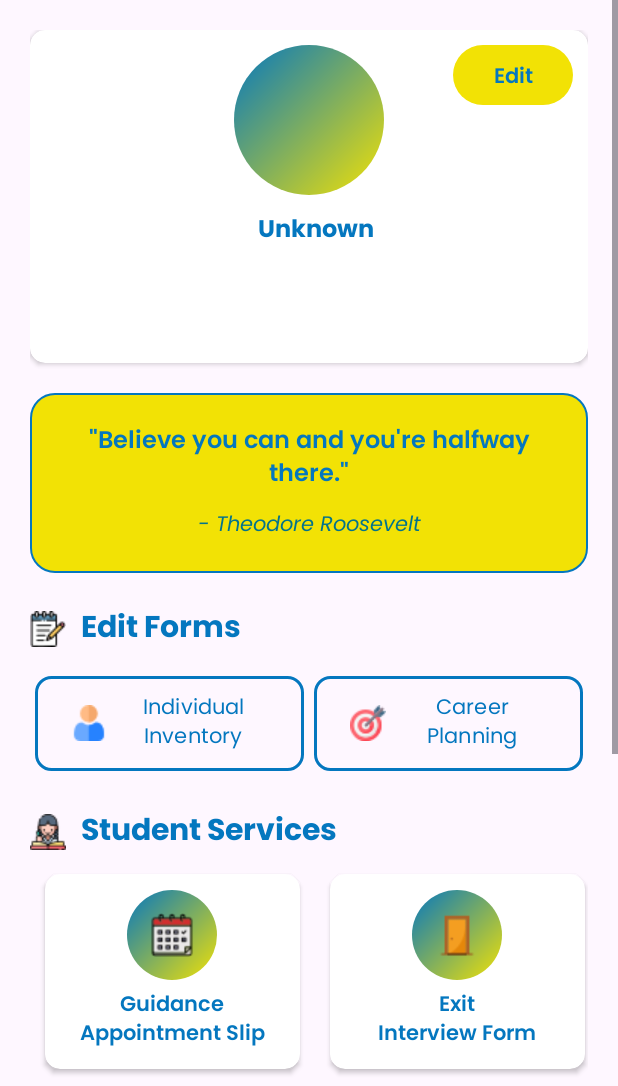
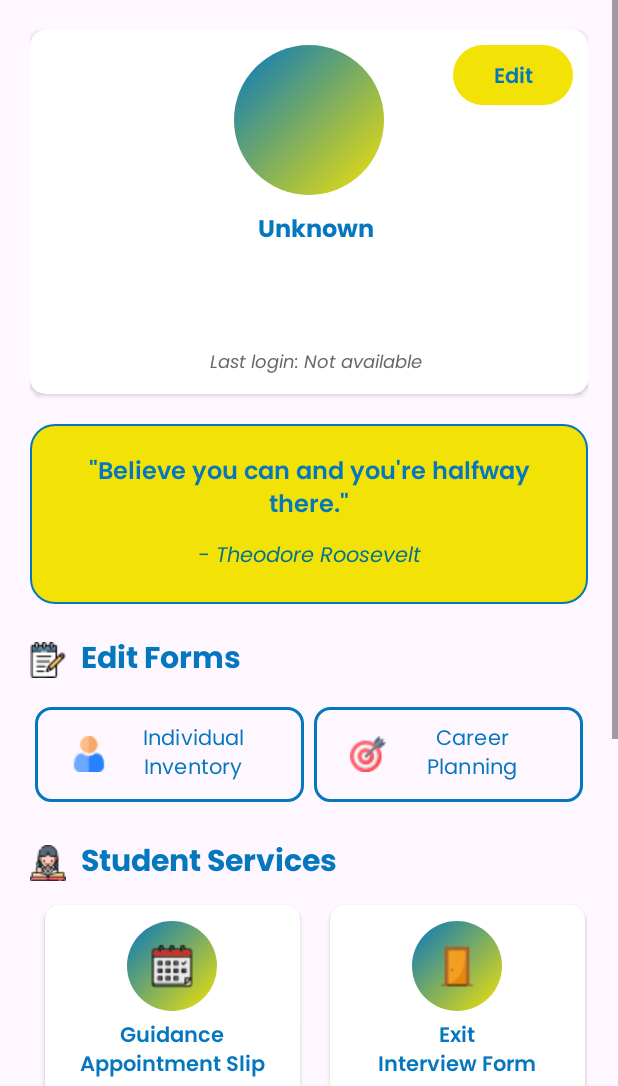
Before and after one commit to mrcandrs/STITarlacGuidanceApp, an Android app: the StudentDashboardActivity screen opened directly, with no data from a screen before it, on a phone screen of 412 x 824 dp, the part 150-1236 px from its top. Run offline under Robolectric (Android 15) with nearby library versions, the phone set to English and light mode, and no system bars; libraries missing offline, so code that uses them is left out: com.github.dhaval2404.imagepicker; pictures from the network do not load.

Commit message:
Added last login function in StudentDashboardActivity

```diff
--- a/app/src/main/java/com/example/stitarlacguidanceapp/Activities/StudentDashboardActivity.java
+++ b/app/src/main/java/com/example/stitarlacguidanceapp/Activities/StudentDashboardActivity.java
@@ -431,12 +431,14 @@ public class StudentDashboardActivity extends AppCompatActivity {
         int studentId = prefs.getInt("studentId", -1);
         String profileKey = "profileUri_" + studentId;
         String profileUriString = prefs.getString(profileKey, null);
+        String lastLogin = prefs.getString("lastLogin", "Not available");
 
         // Update your UI (example using ViewBinding or findViewById)
         root.txtName.setText(fullName);
         root.txtStudentNo.setText(studentNumber);
         root.txtCourse.setText(program);
         root.txtYear.setText(yearLevel);
+        root.txtLastLogin.setText("Last login: " + lastLogin);
 
         // ✅ Load and display profile image if saved
         if (profileUriString != null) {
--- a/app/src/main/res/layout/activity_student_dashboard.xml
+++ b/app/src/main/res/layout/activity_student_dashboard.xml
@@ -115,6 +115,15 @@
                                     android:text="Year"
                                     android:textSize="12sp"
                                     android:fontFamily="@font/poppins_regular"/>
+
+                                <TextView
+                                    android:id="@+id/txtLastLogin"
+                                    android:layout_width="wrap_content"
+                                    android:layout_height="wrap_content"
+                                    android:text="Last Login: -"
+                                    android:textSize="12sp"
+                                    android:textColor="@color/dimgray"
+                                    android:fontFamily="@font/poppins_italic"/>
                         </LinearLayout>
 
                     </LinearLayout>
```
Also changed, not shown: app/src/main/java/com/example/stitarlacguidanceapp/Activities/MainActivity.java (+12 -0 lines).
